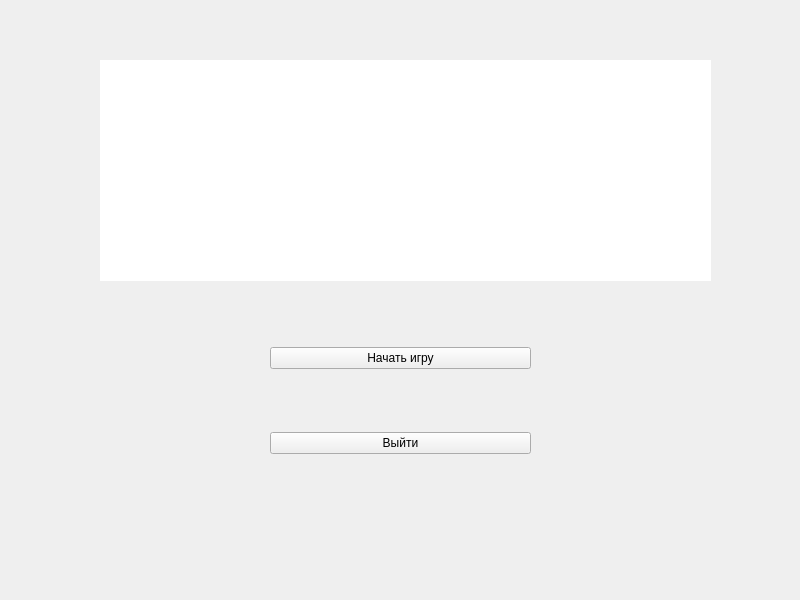
The window that main_game/src_qt/game_window.ui (AnastasiiaGorelova/Eclipse) describes before a commit, drawn with Qt 5.
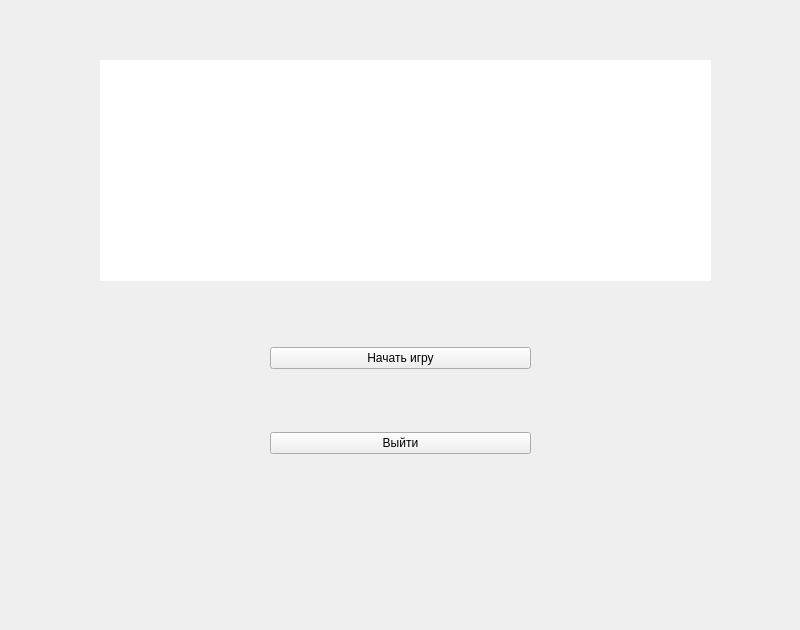
The same window after the commit.

Commit message: add menu on main window

Diff of the .ui file:
```diff
--- a/main_game/src_qt/game_window.ui
+++ b/main_game/src_qt/game_window.ui
@@ -7,7 +7,7 @@
     <x>0</x>
     <y>0</y>
     <width>800</width>
-    <height>600</height>
+    <height>630</height>
    </rect>
   </property>
   <property name="windowTitle">
```
The commit also changes 7 other files.
